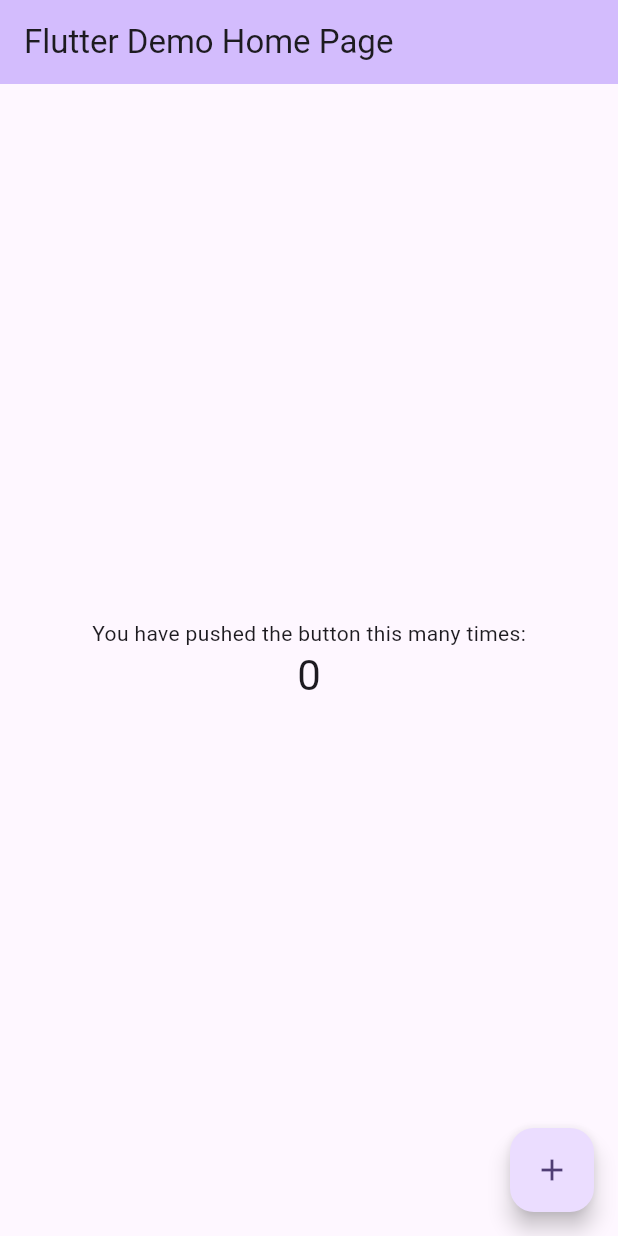
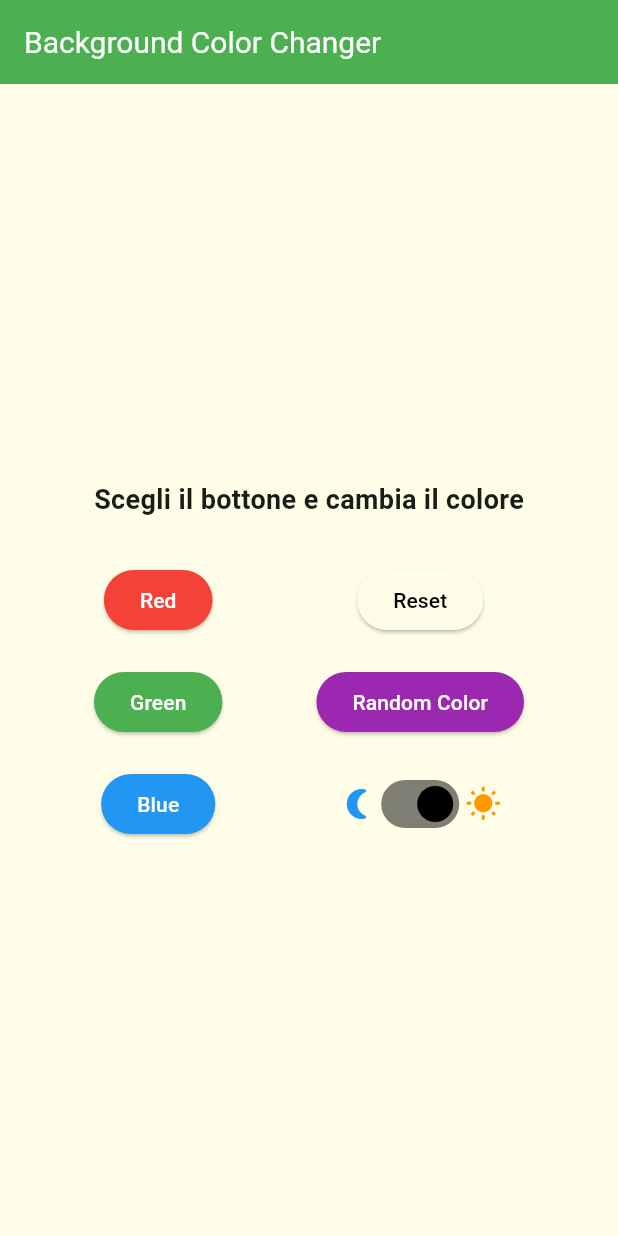
Before and after one commit to SamuDrigo/progetti_scolastici_flutter, a Flutter app: the screen it shows after launch, on a phone screen of 412 x 824 dp. Run offline on Flutter 3.47's test engine with Material 3 defaults, Android fonts, the phone set to English and light mode, and no system bars.

Commit message:
Sviluppo dell'esercizio_1_3 con i 3 bottoni per cambiare il colore in: - Rosso; - Verde; - Blu; E altri 3 bottoni bonus per gestire le logiche di: - Reset background; - Random background color; - Light/Dark theme;

```diff
--- a/lib/main.dart
+++ b/lib/main.dart
@@ -1,4 +1,6 @@
 import 'package:flutter/material.dart';
+import 'dart:math';
+
 
 void main() {
   runApp(const MyApp());
@@ -7,116 +9,133 @@ void main() {
 class MyApp extends StatelessWidget {
   const MyApp({super.key});
 
-  // This widget is the root of your application.
   @override
   Widget build(BuildContext context) {
     return MaterialApp(
-      title: 'Flutter Demo',
+      title: 'Background Changer',
       theme: ThemeData(
-        // This is the theme of your application.
-        //
-        // TRY THIS: Try running your application with "flutter run". You'll see
-        // the application has a purple toolbar. Then, without quitting the app,
-        // try changing the seedColor in the colorScheme below to Colors.green
-        // and then invoke "hot reload" (save your changes or press the "hot
-        // reload" button in a Flutter-supported IDE, or press "r" if you used
-        // the command line to start the app).
-        //
-        // Notice that the counter didn't reset back to zero; the application
-        // state is not lost during the reload. To reset the state, use hot
-        // restart instead.
-        //
-        // This works for code too, not just values: Most code changes can be
-        // tested with just a hot reload.
-        colorScheme: ColorScheme.fromSeed(seedColor: Colors.deepPurple),
+        colorScheme: ColorScheme.fromSeed(seedColor: Colors.green),
       ),
-      home: const MyHomePage(title: 'Flutter Demo Home Page'),
+      home: const ColorChangerPage(title: 'Background Color Changer'),
     );
   }
 }
 
-class MyHomePage extends StatefulWidget {
-  const MyHomePage({super.key, required this.title});
-
-  // This widget is the home page of your application. It is stateful, meaning
-  // that it has a State object (defined below) that contains fields that affect
-  // how it looks.
-
-  // This class is the configuration for the state. It holds the values (in this
-  // case the title) provided by the parent (in this case the App widget) and
-  // used by the build method of the State. Fields in a Widget subclass are
-  // always marked "final".
+class ColorChangerPage extends StatefulWidget {
+  const ColorChangerPage({super.key, required this.title});
 
   final String title;
 
   @override
-  State<MyHomePage> createState() => _MyHomePageState();
+  State<ColorChangerPage> createState() => _ColorChangerPageState();
 }
 
-class _MyHomePageState extends State<MyHomePage> {
-  int _counter = 0;
+class _ColorChangerPageState extends State<ColorChangerPage> {
+  Color _backgroundColor = Colors.yellow[50]!;
+  final _resetBtn = Colors.yellow[50]!;
+  bool lightMode = true;
 
-  void _incrementCounter() {
+  void _changeColor(Color newColor) {
     setState(() {
-      // This call to setState tells the Flutter framework that something has
-      // changed in this State, which causes it to rerun the build method below
-      // so that the display can reflect the updated values. If we changed
-      // _counter without calling setState(), then the build method would not be
-      // called again, and so nothing would appear to happen.
-      _counter++;
+      _backgroundColor = newColor;
+    });
+  }
+
+  void _randomColorBtn() {
+    final _random = Random();
+    final _randomColor = Colors.primaries[_random.nextInt(Colors.primaries.length)];
+    setState(() {
+      _backgroundColor = _randomColor;
     });
   }
 
   @override
   Widget build(BuildContext context) {
-    // This method is rerun every time setState is called, for instance as done
-    // by the _incrementCounter method above.
-    //
-    // The Flutter framework has been optimized to make rerunning build methods
-    // fast, so that you can just rebuild anything that needs updating rather
-    // than having to individually change instances of widgets.
     return Scaffold(
       appBar: AppBar(
-        // TRY THIS: Try changing the color here to a specific color (to
-        // Colors.amber, perhaps?) and trigger a hot reload to see the AppBar
-        // change color while the other colors stay the same.
-        backgroundColor: Theme.of(context).colorScheme.inversePrimary,
-        // Here we take the value from the MyHomePage object that was created by
-        // the App.build method, and use it to set our appbar title.
-        title: Text(widget.title),
+        title: const Text('Background Color Changer'),
+        backgroundColor: Colors.green,
+        titleTextStyle: const TextStyle(
+          color: Colors.white,
+          fontSize: 20,
         ),
-      body: Center(
-        // Center is a layout widget. It takes a single child and positions it
-        // in the middle of the parent.
+      ),
+      body: AnimatedContainer(
+        duration: const Duration(milliseconds: 500),
+        color: _backgroundColor,
+        child: Center(
           child: Column(
-          // Column is also a layout widget. It takes a list of children and
-          // arranges them vertically. By default, it sizes itself to fit its
-          // children horizontally, and tries to be as tall as its parent.
-          //
-          // Column has various properties to control how it sizes itself and
-          // how it positions its children. Here we use mainAxisAlignment to
-          // center the children vertically; the main axis here is the vertical
-          // axis because Columns are vertical (the cross axis would be
-          // horizontal).
-          //
-          // TRY THIS: Invoke "debug painting" (choose the "Toggle Debug Paint"
-          // action in the IDE, or press "p" in the console), to see the
-          // wireframe for each widget.
             mainAxisAlignment: MainAxisAlignment.center,
             children: <Widget>[
-            const Text('You have pushed the button this many times:'),
-            Text(
-              '$_counter',
-              style: Theme.of(context).textTheme.headlineMedium,
+              const Text(
+                'Scegli il bottone e cambia il colore',
+                style: TextStyle(fontSize: 18, fontWeight: FontWeight.bold),
+              ),
+              const SizedBox(height: 30),
+              Row(
+                mainAxisAlignment: MainAxisAlignment.spaceEvenly,
+                children: [
+                  Column(
+                    children: [
+                      ElevatedButton(
+                        style: ElevatedButton.styleFrom(backgroundColor: Colors.red, foregroundColor: Colors.white),
+                        onPressed: () => _changeColor(Colors.red),
+                        child: const Text('Red'),
+                      ),
+                      SizedBox(height: 20),
+                      ElevatedButton(
+                        style: ElevatedButton.styleFrom(backgroundColor: Colors.green, foregroundColor: Colors.white),
+                        onPressed: () => _changeColor(Colors.green),
+                        child: const Text('Green'),
+                      ),
+                      SizedBox(height: 20),
+                      ElevatedButton(
+                        style: ElevatedButton.styleFrom(backgroundColor: Colors.blue, foregroundColor: Colors.white),
+                        onPressed: () => _changeColor(Colors.blue),
+                        child: const Text('Blue'),
+                      ),
+                    ],
+                  ),
+                  Column(
+                    children: [
+                      ElevatedButton(
+                        style: ElevatedButton.styleFrom(backgroundColor: Colors.yellow[50], foregroundColor: Colors.black),
+                        onPressed: () => _changeColor(_resetBtn),
+                        child: const Text('Reset'),
+                      ),
+                      SizedBox(height: 20),
+                      ElevatedButton(
+                        style: ElevatedButton.styleFrom(backgroundColor: Colors.purple, foregroundColor: Colors.white) ,
+                        onPressed: _randomColorBtn,
+                        child: const Text('Random Color'),
+                      ),
+                      SizedBox(height: 20),
+                      Row(
+                        mainAxisAlignment: MainAxisAlignment.center,
+                        children: [
+                           const Icon(Icons.nightlight_round, color: Colors.blue),
+                          Switch(
+                            value: lightMode,
+                            activeThumbColor: Colors.black,
+                            onChanged: (bool value) {
+                              setState(() {
+                                lightMode = value;
+                                _backgroundColor =
+                                    lightMode ? Colors.yellow[50]! : Colors.grey[800]!;
+                              });
+                            },
+                          ),
+                          const Icon(Icons.wb_sunny, color: Colors.orange),
+                        ],
+                      )
+                    ],
+                  ),
+                ],
               ),
             ],
           ),
         ),
-      floatingActionButton: FloatingActionButton(
-        onPressed: _incrementCounter,
-        tooltip: 'Increment',
-        child: const Icon(Icons.add),
-      ), // This trailing comma makes auto-formatting nicer for build methods.
+      ),
     );
   }
 }
```
Lines whose indentation alone changed are shown as unchanged.
